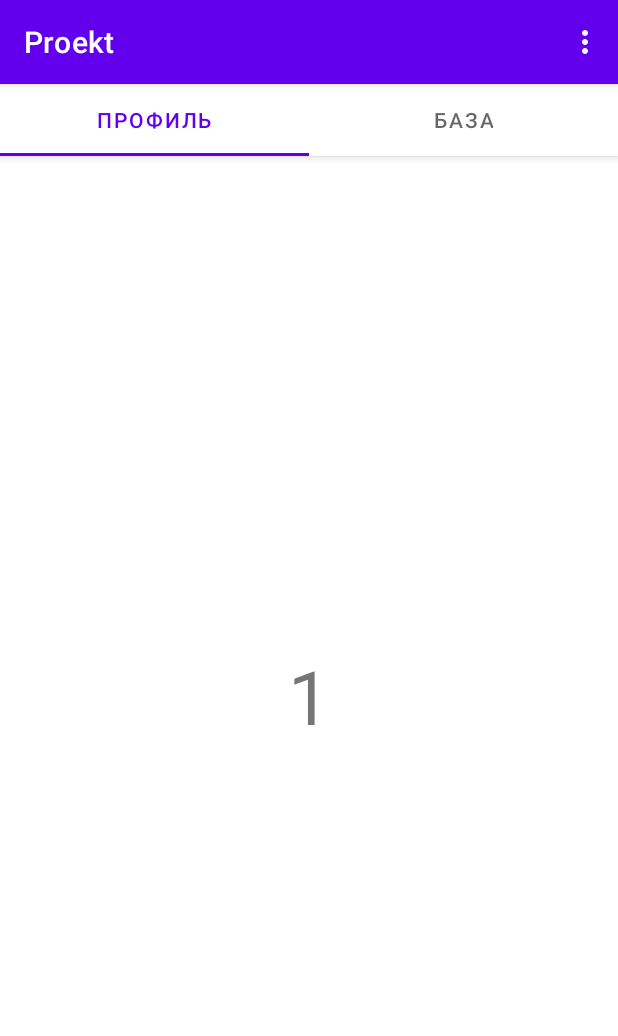
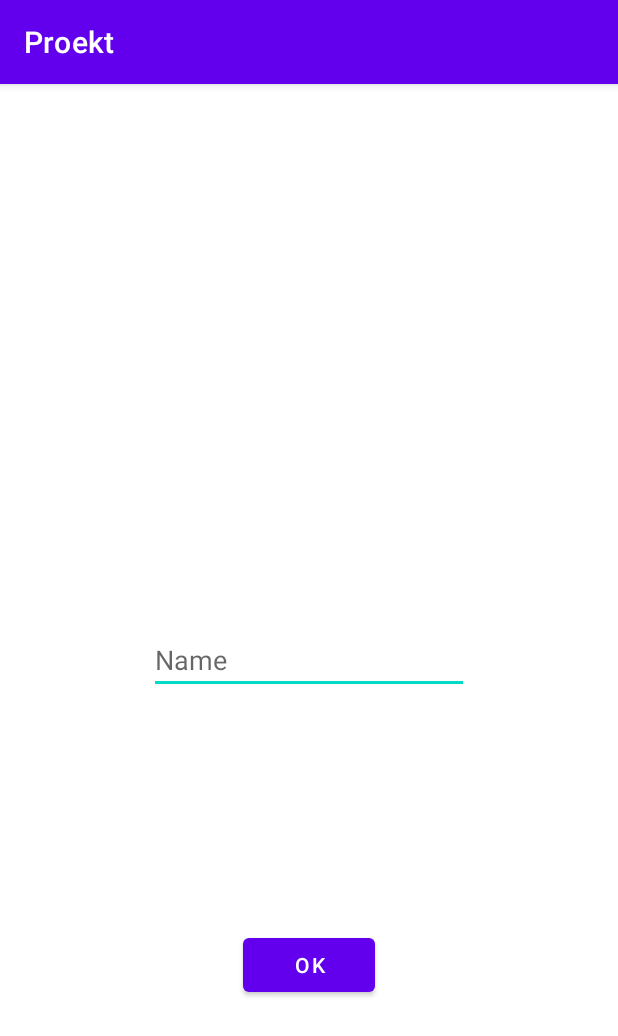
Before and after one commit to igor05max/Proekt, an Android app: the screen it shows after launch once a user with an empty profile is signed in (MainActivity before the commit, ProfileActivity after it), on a phone screen of 412 x 824 dp. Shown: the top 1036 px of the screen. Run offline under Robolectric (Android 15) with nearby library versions, the phone set to English and light mode, and no system bars; our stand-ins replace Firebase (no records; nobody signed in at launch, a user with empty details on screens opened directly).

Commit message:
Initial commit

```diff
--- a/app/src/main/java/com/example/proekt/MainActivity.java
+++ b/app/src/main/java/com/example/proekt/MainActivity.java
@@ -13,6 +13,13 @@ import android.widget.Toast;
 import com.google.android.material.tabs.TabLayout;
 import com.google.firebase.auth.FirebaseAuth;
 import com.google.firebase.auth.FirebaseUser;
+import com.google.firebase.database.DataSnapshot;
+import com.google.firebase.database.DatabaseError;
+import com.google.firebase.database.DatabaseReference;
+import com.google.firebase.database.FirebaseDatabase;
+import com.google.firebase.database.ValueEventListener;
+
+import java.util.Objects;
 
 public class MainActivity extends AppCompatActivity {
 
@@ -22,6 +29,7 @@ public class MainActivity extends AppCompatActivity {
     private TabsAdapter tabsAdapter;
     private FirebaseAuth mAuth;
     private FirebaseUser currentUser;
+    private DatabaseReference rootRef;
 
 
     @Override
@@ -32,6 +40,7 @@ public class MainActivity extends AppCompatActivity {
 
         mAuth = FirebaseAuth.getInstance();
         currentUser = mAuth.getCurrentUser();
+        rootRef = FirebaseDatabase.getInstance().getReference();
 
 
         viewPager = (ViewPager) findViewById(R.id.main_tabs_pager);
@@ -42,6 +51,43 @@ public class MainActivity extends AppCompatActivity {
         tabLayout.setupWithViewPager(viewPager);
     }
 
+    @Override
+    protected void onStart() {
+        super.onStart();
+        if (currentUser == null) {
+            Intent intent = new Intent(MainActivity.this, WelcomActivity.class);
+            startActivity(intent);
+            finish();
+        }
+        else {
+            verifyUser();
+        }
+    }
+
+    private void verifyUser() {
+
+        String currentUserID = Objects.requireNonNull(mAuth.getCurrentUser()).getUid();
+
+        rootRef.child("Users").child(currentUserID).addValueEventListener(new ValueEventListener() {
+            @Override
+            public void onDataChange(@NonNull DataSnapshot dataSnapshot) {
+                if (dataSnapshot.child("name").exists()) {
+                    Toast.makeText(MainActivity.this, "OK", Toast.LENGTH_SHORT).show();
+                }
+                else {
+                    Intent intent = new Intent(MainActivity.this, ProfileActivity.class);
+                    startActivity(intent);
+                    finish();
+                }
+            }
+
+            @Override
+            public void onCancelled(@NonNull DatabaseError error) {
+
+            }
+        });
+
+    }
 
     @Override
     public boolean onCreateOptionsMenu(Menu menu) {
--- /dev/null
+++ b/app/src/main/java/com/example/proekt/ProfileActivity.java
@@ -0,0 +1,81 @@
+package com.example.proekt;
+
+import androidx.annotation.NonNull;
+import androidx.appcompat.app.AppCompatActivity;
+
+import android.content.Intent;
+import android.os.Bundle;
+import android.text.TextUtils;
+import android.view.View;
+import android.widget.Button;
+import android.widget.EditText;
+import android.widget.Toast;
+
+import com.google.android.gms.tasks.OnCompleteListener;
+import com.google.android.gms.tasks.Task;
+import com.google.firebase.auth.FirebaseAuth;
+import com.google.firebase.auth.FirebaseUser;
+import com.google.firebase.database.DatabaseReference;
+import com.google.firebase.database.FirebaseDatabase;
+
+import java.util.HashMap;
+import java.util.Objects;
+
+public class ProfileActivity extends AppCompatActivity {
+    private EditText editText;
+    private FirebaseAuth mAuth;
+    private FirebaseUser currentUser;
+    private DatabaseReference rootRef;
+
+    @Override
+    protected void onCreate(Bundle savedInstanceState) {
+        super.onCreate(savedInstanceState);
+        setContentView(R.layout.activity_profile);
+
+        editText = findViewById(R.id.editTextTextPersonName);
+
+        mAuth = FirebaseAuth.getInstance();
+        currentUser = mAuth.getCurrentUser();
+        rootRef = FirebaseDatabase.getInstance().getReference();
+
+        Button button = findViewById(R.id.button2);
+        button.setOnClickListener(new View.OnClickListener() {
+            @Override
+            public void onClick(View v) {
+                UpdataIformation();
+            }
+        });
+
+    }
+
+    private void UpdataIformation() {
+        String textName = editText.getText().toString();
+
+        if (TextUtils.isEmpty(textName)) {
+            Toast.makeText(this, "Поле с ником посто", Toast.LENGTH_SHORT).show();
+        }
+        else {
+            String currentUserID = Objects.requireNonNull(mAuth.getCurrentUser()).getUid();
+
+            HashMap<String, Object> profileMap = new HashMap<>();
+            profileMap.put("uid", currentUserID);
+            profileMap.put("name", textName);
+
+            rootRef.child("Users").child(currentUserID).setValue(profileMap)
+                    .addOnCompleteListener(new OnCompleteListener<Void>() {
+                        @Override
+                        public void onComplete(@NonNull Task<Void> task) {
+                            if (task.isSuccessful()) {
+                                Toast.makeText(ProfileActivity.this, "OK", Toast.LENGTH_SHORT).show();
+                                Intent intent = new Intent(ProfileActivity.this, MainActivity.class);
+                                startActivity(intent);
+                                finish();
+                            }
+                            else {
+                                Toast.makeText(ProfileActivity.this, "Error", Toast.LENGTH_SHORT).show();
+                            }
+                        }
+                    });
+        }
+    }
+}
--- /dev/null
+++ b/app/src/main/res/layout/activity_profile.xml
@@ -0,0 +1,30 @@
+<?xml version="1.0" encoding="utf-8"?>
+<androidx.constraintlayout.widget.ConstraintLayout xmlns:android="http://schemas.android.com/apk/res/android"
+    xmlns:app="http://schemas.android.com/apk/res-auto"
+    xmlns:tools="http://schemas.android.com/tools"
+    android:layout_width="match_parent"
+    android:layout_height="match_parent"
+    tools:context=".ProfileActivity">
+
+    <EditText
+        android:id="@+id/editTextTextPersonName"
+        android:layout_width="wrap_content"
+        android:layout_height="wrap_content"
+        android:ems="10"
+        android:inputType="textPersonName"
+        android:hint="Name"
+        app:layout_constraintBottom_toBottomOf="parent"
+        app:layout_constraintEnd_toEndOf="parent"
+        app:layout_constraintStart_toStartOf="parent"
+        app:layout_constraintTop_toTopOf="parent" />
+
+    <Button
+        android:id="@+id/button2"
+        android:layout_width="wrap_content"
+        android:layout_height="wrap_content"
+        android:text="ok"
+        app:layout_constraintBottom_toBottomOf="parent"
+        app:layout_constraintEnd_toEndOf="parent"
+        app:layout_constraintStart_toStartOf="parent"
+        app:layout_constraintTop_toBottomOf="@+id/editTextTextPersonName" />
+</androidx.constraintlayout.widget.ConstraintLayout>
--- a/app/src/main/res/menu/func_menu.xml
+++ b/app/src/main/res/menu/func_menu.xml
@@ -2,7 +2,13 @@
 <menu xmlns:android="http://schemas.android.com/apk/res/android"
     xmlns:app="http://schemas.android.com/apk/res-auto">
     <item
-        android:title="выход"
+        android:title="Профиль"
+        android:id="@+id/profile_menu"
+        app:showAsAction="never"
+        >
+    </item>
+    <item
+        android:title="Выход"
         android:id="@+id/exit_menu"
         app:showAsAction="never"
         >
```
Also changed, not shown: app/src/main/AndroidManifest.xml (+6 -11 lines).
